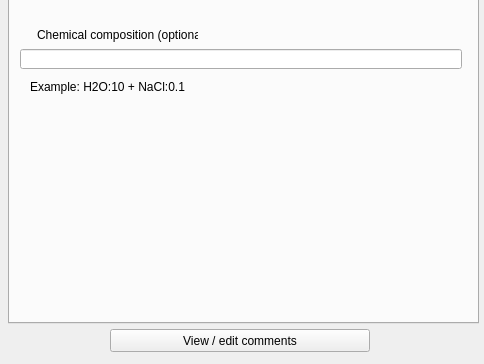
First picture: the form in src/gui/materialinspectorwindow.ui, repository andrmor/ANTS2, before the edit; both pictures show x 0 to 484 and y 233 to 597 of the 484 by 597 pixel window.
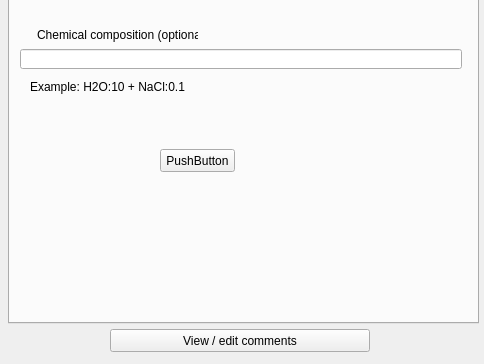
Second picture: the form after the edit. The open tabs and pages were chosen to show the change.

Patch:
```diff
--- a/src/gui/materialinspectorwindow.ui
+++ b/src/gui/materialinspectorwindow.ui
@@ -413,6 +413,19 @@
        <string>Chemical composition (optional):</string>
       </property>
      </widget>
+     <widget class="QPushButton" name="pushButton">
+      <property name="geometry">
+       <rect>
+        <x>150</x>
+        <y>210</y>
+        <width>75</width>
+        <height>23</height>
+       </rect>
+      </property>
+      <property name="text">
+       <string>PushButton</string>
+      </property>
+     </widget>
     </widget>
     <widget class="QWidget" name="tab">
      <attribute name="title">
```
Left out of the diff: 2 changed lines with no effect on the pictures.
